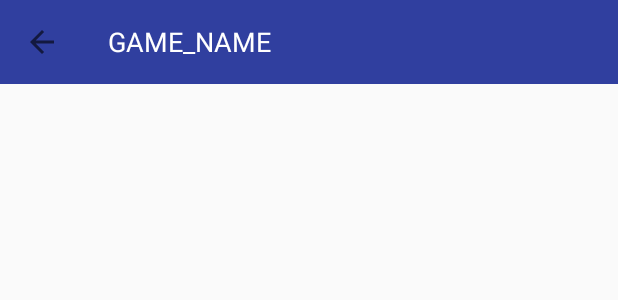
After one commit to batuevAA/ps_store, an Android app: the layout activity_game.xml on its own in the app's theme, with its tools: preview values and no code run, on a phone screen of 412 x 824 dp. The commit adds this screen. Shown: the top 300 px of the screen. Run offline under Robolectric (Android 15) with nearby library versions, the phone set to English and light mode, and no system bars.

Commit message:
Карточка игры

```diff
--- a/app/src/main/AndroidManifest.xml
+++ b/app/src/main/AndroidManifest.xml
@@ -22,6 +22,8 @@
         </activity>
         <activity android:name=".GameListActivity">
         </activity>
+        <activity android:name=".GameActivity">
+        </activity>
     </application>
 
 </manifest>
--- a/app/src/main/java/ps_store/batuev/com/ps_store/ServerApi.java
+++ b/app/src/main/java/ps_store/batuev/com/ps_store/ServerApi.java
@@ -159,16 +159,15 @@ public class ServerApi {
 
 
     public static byte[] getStatic(String staticUrl) {
-        URL url = null;
         try {
-            url = new URL(SERVER_URL + staticUrl);
+            URL url = new URL(SERVER_URL + staticUrl);
             InputStream in = new BufferedInputStream(url.openStream());
             ByteArrayOutputStream out = new ByteArrayOutputStream();
 
             byte[] buf = new byte[16 * 1024];
             int n;
 
-            while ((n=in.read(buf)) > 0) {
+            while ((n = in.read(buf)) > 0) {
                 out.write(buf, 0, n);
             }
 
--- /dev/null
+++ b/app/src/main/res/layout/activity_game.xml
@@ -0,0 +1,62 @@
+<?xml version="1.0" encoding="utf-8"?>
+<LinearLayout
+        xmlns:android="http://schemas.android.com/apk/res/android"
+        xmlns:tools="http://schemas.android.com/tools"
+        android:layout_width="match_parent"
+        android:layout_height="match_parent"
+        android:orientation="vertical"
+        tools:context="ps_store.batuev.com.ps_store.GameActivity">
+
+
+    <Toolbar
+            android:id="@+id/toolbar"
+            android:layout_width="match_parent"
+            android:layout_height="wrap_content"
+            android:background="@color/colorPrimaryDark"
+            android:navigationIcon="?android:attr/homeAsUpIndicator">
+
+        <TextView
+                android:id="@+id/gameName"
+                android:layout_width="match_parent"
+                android:layout_height="match_parent"
+                android:text="GAME_NAME"
+                android:textSize="18dp"
+                android:textColor="#ffffff"
+        />
+
+    </Toolbar>
+
+    <ScrollView
+            android:layout_width="match_parent"
+            android:layout_height="match_parent">
+
+        <LinearLayout
+                android:layout_width="match_parent"
+                android:layout_height="wrap_content"
+                android:padding="16dp"
+                android:orientation="vertical">
+
+            <ImageView
+                    android:id="@+id/gameImage"
+                    android:layout_width="match_parent"
+                    android:layout_height="wrap_content"
+            />
+
+            <TextView
+                    android:id="@+id/gameDescription"
+                    android:layout_width="match_parent"
+                    android:layout_height="wrap_content"/>
+
+            <TextView
+                    android:id="@+id/gamePrice"
+                    android:paddingTop="32dp"
+                    android:layout_width="match_parent"
+                    android:layout_height="wrap_content"/>
+
+
+        </LinearLayout>
+
+
+    </ScrollView>
+
+</LinearLayout>
--- a/app/src/main/res/layout/activity_registration.xml
+++ b/app/src/main/res/layout/activity_registration.xml
@@ -2,7 +2,6 @@
 <LinearLayout
         xmlns:android="http://schemas.android.com/apk/res/android"
         xmlns:tools="http://schemas.android.com/tools"
-        xmlns:app="http://schemas.android.com/apk/res-auto"
         android:layout_width="match_parent"
         android:layout_height="match_parent"
         tools:context=".RegistrationActivity" android:orientation="vertical">
--- a/app/src/main/res/layout/game.xml
+++ b/app/src/main/res/layout/game.xml
@@ -2,7 +2,7 @@
 <LinearLayout xmlns:android="http://schemas.android.com/apk/res/android"
               android:layout_width="match_parent"
               android:layout_height="wrap_content"
-              android:background="#81d4fa"
+              android:background="#fafafa"
               android:orientation="vertical">
 
 
```
Also changed, not shown: app/src/main/java/ps_store/batuev/com/ps_store/GameActivity.java (added, +74 -0 lines), app/src/main/java/ps_store/batuev/com/ps_store/GameAdapter.java (+17 -4 lines).
